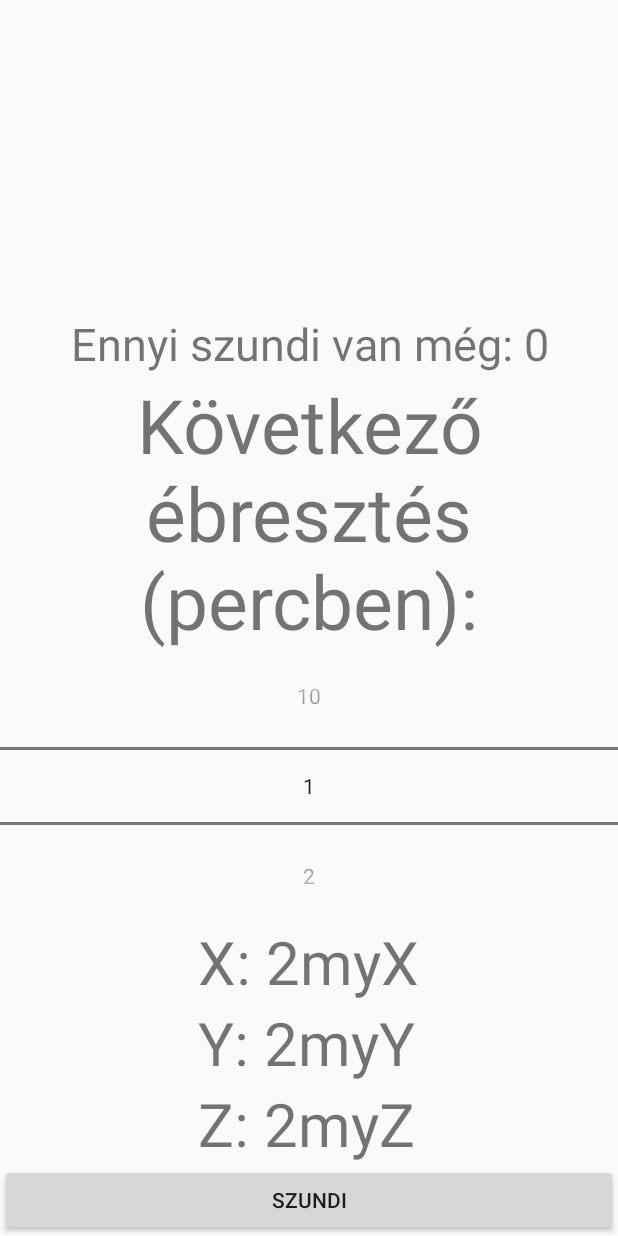
After one commit to balintgondos/Gondos_Hidvegi, an Android app: the Megjelenik screen opened directly, with no data from a screen before it, on a phone screen of 412 x 824 dp. The commit adds this screen. Run offline under Robolectric (Android 15) with nearby library versions, the phone set to English and light mode, and no system bars.

Commit message:
Merge branch 'master' of https://github.com/balintgondos/Gondos_Hidvegi
Conflicts:
	.idea/misc.xml
	.idea/vcs.xml

```diff
--- a/app/src/main/java/hu/uniobuda/nik/gondos_hidvegi/Db.java
+++ b/app/src/main/java/hu/uniobuda/nik/gondos_hidvegi/Db.java
@@ -60,6 +60,12 @@ public class Db {
         this.dbHelper = new OpenHelp(context);
     }
 
+    public void deleteALL()
+    {
+        SQLiteDatabase dba = dbHelper.getWritableDatabase();
+        dba.execSQL("delete from "+ TABLE_NAME);
+    }
+
 
     public long addEbresztes(String ebresztesideje, String uzenet, int szundiszam, String[] napok, int once) {
 
--- a/app/src/main/java/hu/uniobuda/nik/gondos_hidvegi/MainActivity.java
+++ b/app/src/main/java/hu/uniobuda/nik/gondos_hidvegi/MainActivity.java
@@ -44,6 +44,7 @@ public class MainActivity extends Activity
             Intent i = new Intent();
             i.setClass(this,Ujebresztes.class);
             startActivity(i);
+            finish();
 
         }
     }
--- /dev/null
+++ b/app/src/main/java/hu/uniobuda/nik/gondos_hidvegi/Megjelenik.java
@@ -0,0 +1,242 @@
+package hu.uniobuda.nik.gondos_hidvegi;
+
+import android.app.Activity;
+import android.app.AlarmManager;
+import android.app.PendingIntent;
+import android.content.Context;
+import android.content.Intent;
+import android.hardware.Sensor;
+import android.hardware.SensorEvent;
+import android.hardware.SensorEventListener;
+import android.hardware.SensorManager;
+import android.media.MediaPlayer;
+import android.os.Bundle;
+import android.os.Handler;
+import android.os.Vibrator;
+import android.view.View;
+import android.widget.Button;
+import android.widget.NumberPicker;
+import android.widget.TextView;
+import android.widget.Toast;
+
+import java.util.Random;
+
+/**
+ * Created by Peter on 2015.04.29..
+ */
+public class Megjelenik extends Activity implements SensorEventListener {
+
+    Button btn1;
+    MediaPlayer mp;
+    Sensor accelero;
+    SensorManager sm;
+    TextView tv1set;
+    TextView tv2set;
+    TextView tv3set;
+    AlarmManager alarmManager;
+    Intent i;
+    TextView tv1;
+    TextView tv2;
+    TextView tv3;
+    int tv1rand;
+    int tv2rand;
+    int tv3rand;
+    Handler myHandler = new Handler();
+    boolean Xfix =false;
+    boolean Yfix =false;
+    boolean Zfix =false;
+    NumberPicker np;
+    int npvalue;
+    TextView szundiszam;
+
+
+    @Override
+    protected void onCreate(Bundle savedInstanceState) {
+            super.onCreate(savedInstanceState);
+            setContentView(R.layout.megjelenik);
+
+      tv1set = (TextView) findViewById(R.id.tvXset);
+      tv2set = (TextView) findViewById(R.id.tvYset);
+      tv3set = (TextView) findViewById(R.id.tvZset);
+
+      tv1 = (TextView) findViewById(R.id.tvX);
+      tv2 = (TextView) findViewById(R.id.tvY);
+      tv3 = (TextView) findViewById(R.id.tvZ);
+
+      tv1rand = randInt(-8,8);
+      tv2rand = randInt(-8,8);
+      tv3rand = randInt(-8,8);
+
+      tv1.setText("X: "+String.valueOf(tv1rand));
+      tv2.setText("Y: "+String.valueOf(tv2rand));
+      tv3.setText("Z: "+String.valueOf(tv3rand));
+
+      szundiszam = (TextView) findViewById(R.id.tvSzundiSzam);
+      szundiszam.setText("Ennyi szundi van még: "+ EbresztoBroadcast.szundi);
+
+      np = (NumberPicker) findViewById(R.id.numberPicker);
+        np.post(new Runnable() {
+            @Override
+            public void run() {
+
+                String[] nums = new String[10];
+                for(int i=0; i<nums.length; i++) {
+                    nums[i] = Integer.toString(i+1);
+                }
+
+                np.setMaxValue(10);
+                np.setMinValue(1);
+                np.setWrapSelectorWheel(true);
+                np.setDisplayedValues(nums);
+                np.setValue(1);
+                np.clearFocus();
+                npvalue = np.getValue();
+            }
+        });
+
+        np.setOnValueChangedListener( new NumberPicker.OnValueChangeListener() {
+            @Override
+            public void onValueChange(NumberPicker picker, int oldVal, int newVal) {
+                np.clearFocus();
+                npvalue = np.getValue();
+            }
+        });
+
+      sm=(SensorManager)getSystemService(SENSOR_SERVICE);
+      accelero = sm.getDefaultSensor(Sensor.TYPE_ACCELEROMETER);
+      sm.registerListener(this,accelero,SensorManager.SENSOR_DELAY_NORMAL);
+
+
+      if(getIntent().getIntExtra("szundi", 0)>1) {
+          mp = MediaPlayer.create(this, R.raw.a);
+      }else if(getIntent().getIntExtra("szundi", 0)==1)
+      {
+          mp = MediaPlayer.create(this, R.raw.b);
+      }
+      else
+      {
+          mp = MediaPlayer.create(this, R.raw.c);
+
+      }
+          mp.start();
+
+          if(getIntent().getIntExtra("szundi", 0)==0) {
+              mp.setLooping(true);
+              //rezgés
+              Vibrator v = (Vibrator) this.getSystemService(VIBRATOR_SERVICE);
+              v.vibrate(2000);
+          }
+          else
+          {
+              myHandler.postDelayed(close, 20000);
+
+          }
+
+
+        btn1 = (Button) findViewById(R.id.btn1megjelenik);
+        btn1.setOnClickListener(new View.OnClickListener() {
+            @Override
+            public void onClick(View v) {
+                if(getIntent().getIntExtra("szundi", 0)>0)
+                {
+                    EbresztoBroadcast.szundi--;
+                    mp.release();
+                    myHandler.removeCallbacks(close);
+                    i = new Intent(Megjelenik.this.getApplicationContext(),EbresztoBroadcast.class);
+                    PendingIntent pendingIntent = PendingIntent.getBroadcast(
+                            Megjelenik.this.getApplicationContext(), 1000+ EbresztoBroadcast.szundi, i, 0);
+                    //Log.v("cal.getTimeInMillis()", String.valueOf(caltobb.getTimeInMillis()));
+                    alarmManager = (AlarmManager) Megjelenik.this.getApplicationContext().getSystemService(Context.ALARM_SERVICE);
+                    alarmManager.set(AlarmManager.RTC_WAKEUP, System.currentTimeMillis()+(npvalue*60*1000), pendingIntent);
+
+                    mp.release();
+                    finish();
+                }
+                else
+                {
+                    Toast.makeText(Megjelenik.this,"nincs több szundi!",Toast.LENGTH_LONG).show();
+                }
+            }
+        });
+
+    }
+
+
+    private Runnable close = new Runnable() {
+        public void run() {
+            i = new Intent(getApplicationContext(),EbresztoBroadcast.class);
+            PendingIntent pendingIntent = PendingIntent.getBroadcast(
+                    getApplicationContext(), 1000+ EbresztoBroadcast.szundi, i, 0);
+            //Log.v("cal.getTimeInMillis()", String.valueOf(caltobb.getTimeInMillis()));
+            alarmManager = (AlarmManager) getApplicationContext().getSystemService(Context.ALARM_SERVICE);
+            alarmManager.set(AlarmManager.RTC_WAKEUP, System.currentTimeMillis()+(10*1000), pendingIntent);
+            mp.release();
+            finish();
+        }
+    };
+
+    @Override
+    public void onSensorChanged(SensorEvent event) {
+
+        if(!Xfix && (int)event.values[0]!=tv1rand)
+        {
+             tv1set.setText(String.valueOf("= myX: "+(int)event.values[0]));
+        }
+        else if(!Xfix)
+        {
+             tv1.setText(" X");
+             tv1set.setText(" = RDY!");
+             Xfix = true;
+        }
+
+        if(!Yfix && (int)event.values[1]!=tv2rand)
+        {
+            tv2set.setText(String.valueOf("= myY: "+(int)event.values[1]));
+        }
+        else if(!Yfix)
+        {
+            tv2.setText("Y");
+            tv2set.setText(" = RDY!");
+            Yfix = true;
+        }
+
+        if(!Zfix && (int)event.values[2]!=tv3rand)
+        {
+            tv3set.setText(String.valueOf("= myZ: "+(int)event.values[2]));
+        }
+        else if(!Zfix)
+        {
+            tv3.setText("Z");
+            tv3set.setText(" = RDY!");
+            Zfix = true;
+        }
+
+        if(Xfix && Yfix && Zfix)
+        {
+            /*alarmManager.cancel(PendingIntent.getBroadcast(getApplicationContext(),1000+EbresztoBroadcast.szundi, i, 0));
+            PendingIntent.getBroadcast(getApplicationContext(),1000+EbresztoBroadcast.szundi,i,0).cancel();
+            */
+            if(EbresztoBroadcast.szundi!=0) {
+                myHandler.removeCallbacks(close);
+            }
+            mp.release();
+            finish();
+        }
+
+
+
+    }
+
+    @Override
+    public void onAccuracyChanged(Sensor sensor, int accuracy) {
+
+    }
+
+    public static int randInt(int min, int max) {
+
+        Random rand = new Random();
+        int randomNum = rand.nextInt((max - min) + 1) + min;
+
+        return randomNum;
+    }
+}
--- /dev/null
+++ b/app/src/main/res/layout/megjelenik.xml
@@ -0,0 +1,100 @@
+<?xml version="1.0" encoding="utf-8"?>
+<LinearLayout xmlns:android="http://schemas.android.com/apk/res/android"
+    android:layout_width="match_parent" android:layout_height="match_parent"
+    android:gravity="bottom"
+    android:layout_gravity="center_horizontal"
+    android:orientation="vertical">
+
+
+
+    <LinearLayout
+        android:layout_width="match_parent"
+        android:layout_height="wrap_content"
+        android:orientation="vertical">
+
+        <TextView
+            android:id="@+id/tvSzundiSzam"
+            android:layout_width="match_parent"
+            android:layout_height="wrap_content"
+            android:textSize="30dp"
+            android:text="Ennyi szundi van még: "
+            android:gravity="center"/>
+
+        <TextView
+            android:layout_width="wrap_content"
+            android:layout_height="wrap_content"
+            android:text="Következő ébresztés (percben):"
+            android:textSize="50dp"
+            android:gravity="center"/>
+
+        <NumberPicker
+            android:layout_width="match_parent"
+            android:layout_height="wrap_content"
+            android:id="@+id/numberPicker"/>
+
+        </LinearLayout>
+
+    <RelativeLayout
+
+        android:gravity="center"
+        android:layout_width="match_parent"
+        android:layout_height="wrap_content">
+
+
+        <TextView
+             android:id="@+id/tvX"
+             android:layout_width="wrap_content"
+             android:layout_height="wrap_content"
+             android:text="X:"
+             android:textSize="40dp"/>
+        <TextView
+            android:id="@+id/tvY"
+            android:layout_width="wrap_content"
+            android:layout_height="wrap_content"
+            android:text="Y:"
+            android:textSize="40dp"
+            android:layout_below="@+id/tvX"/>
+        <TextView
+            android:id="@+id/tvZ"
+            android:layout_width="wrap_content"
+            android:layout_height="wrap_content"
+            android:text="Z:"
+            android:textSize="40dp"
+            android:layout_below="@id/tvY"/>
+
+        <TextView
+            android:layout_width="wrap_content"
+            android:layout_height="wrap_content"
+            android:id="@+id/tvXset"
+            android:text="myX"
+            android:textSize="40dp"
+            android:layout_toRightOf="@id/tvX"/>
+        <TextView
+            android:layout_width="wrap_content"
+            android:layout_height="wrap_content"
+            android:id="@+id/tvYset"
+            android:textSize="40dp"
+            android:text="myY"
+            android:layout_toRightOf="@id/tvY"
+            android:layout_below="@+id/tvXset"/>
+        <TextView
+            android:layout_width="wrap_content"
+            android:layout_height="wrap_content"
+            android:id="@+id/tvZset"
+            android:text="myZ"
+            android:textSize="40dp"
+            android:layout_toRightOf="@id/tvZ"
+            android:layout_below="@+id/tvYset"/>
+
+    </RelativeLayout>
+
+    <Button
+        android:layout_width="match_parent"
+        android:layout_height="wrap_content"
+        android:text="Szundi"
+        android:id="@+id/btn1megjelenik"
+        android:layout_gravity="bottom"  />
+
+
+
+</LinearLayout>
```
Also changed, not shown: app/src/main/AndroidManifest.xml (+8 -0 lines), app/src/main/java/hu/uniobuda/nik/gondos_hidvegi/EbresztesAdapter.java (+91 -16 lines), app/src/main/java/hu/uniobuda/nik/gondos_hidvegi/EbresztoBroadcast.java (added, +30 -0 lines), app/src/main/java/hu/uniobuda/nik/gondos_hidvegi/ListaEbresztesek.java (+39 -5 lines), app/src/main/java/hu/uniobuda/nik/gondos_hidvegi/Ujebresztes.java (+37 -5 lines), app/src/main/res/layout/ujebresztes.xml (+22 -0 lines), app/src/main/res/menu/listmenu.xml (added, +8 -0 lines), app/src/main/res/values/dimens.xml (+4 -3 lines), 3 other files.
